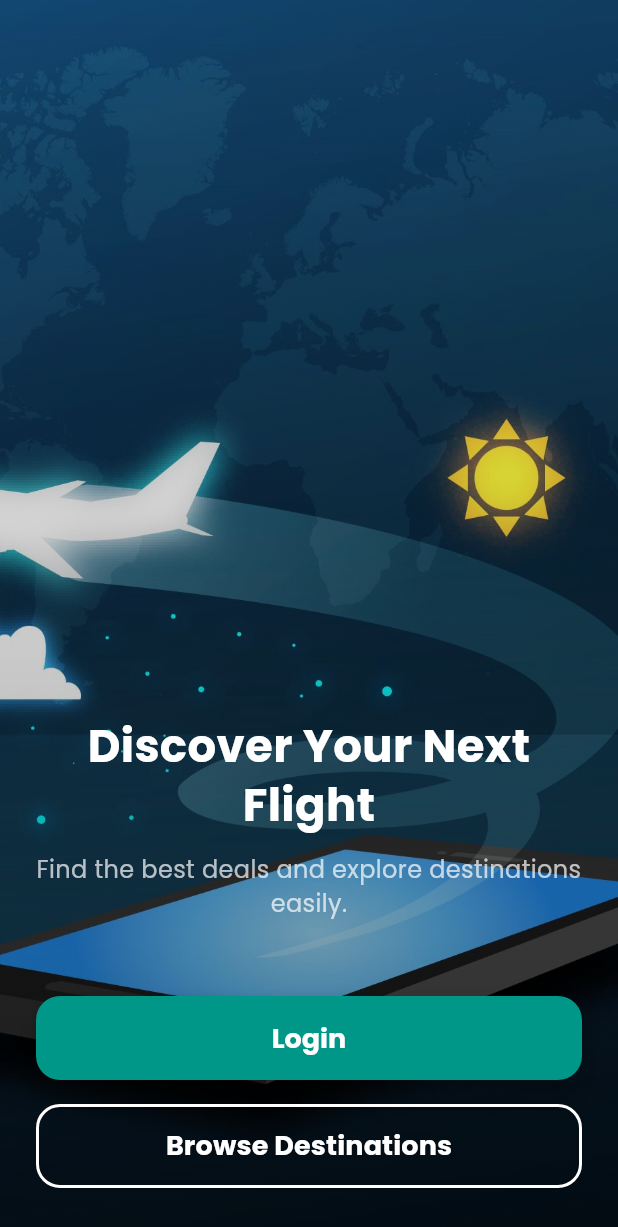
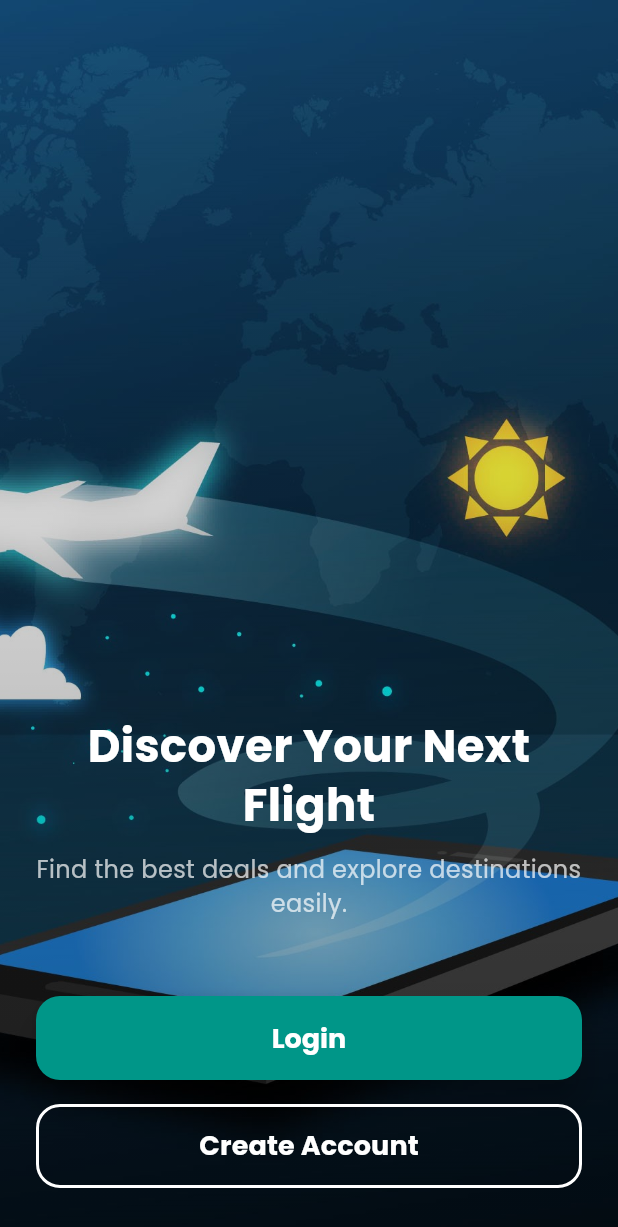
Before and after one commit to madona-ashraf/booking_app, a Flutter app: the screen it shows after launch, on a phone screen of 412 x 824 dp. Shown: the top 1227 px of the screen. Run offline on Flutter 3.47's test engine with Material 3 defaults, Android fonts, the light colour scheme and no system bars; our stand-ins replace firebase_auth, firebase_core; accounts and stored records are empty.

Commit message:
create account

```diff
--- a/lib/features/home/presentation/pages/home_page.dart
+++ b/lib/features/home/presentation/pages/home_page.dart
@@ -1,6 +1,6 @@
 import "package:bookingapp/features/auth/presentation/pages/login_page.dart";
 import 'package:flutter/material.dart';
-import '../../../booking/presentation/pages/destinations_page.dart';
+import '../../../auth/presentation/pages/register_page.dart';
 
 class HomePage extends StatelessWidget {
   const HomePage({super.key});
@@ -104,7 +104,7 @@ class HomePage extends StatelessWidget {
                   ),
                   const SizedBox(height: 16),
 
-                  // Browse Destinations button
+                  // Create Account button
                   SizedBox(
                     width: double.infinity,
                     height: 56,
@@ -113,7 +113,7 @@ class HomePage extends StatelessWidget {
                         Navigator.push(
                           context,
                           MaterialPageRoute(
-                            builder: (_) => const DestinationsPage(),
+                            builder: (_) => const RegisterPage(),
                           ),
                         );
                       },
@@ -126,7 +126,7 @@ class HomePage extends StatelessWidget {
                         padding: const EdgeInsets.symmetric(vertical: 14),
                       ),
                       child: const Text(
-                        "Browse Destinations",
+                        "Create Account",
                         style: TextStyle(
                           fontFamily: 'Poppins',
                           fontSize: 18,
```
Also changed, not shown: pubspec.lock.
